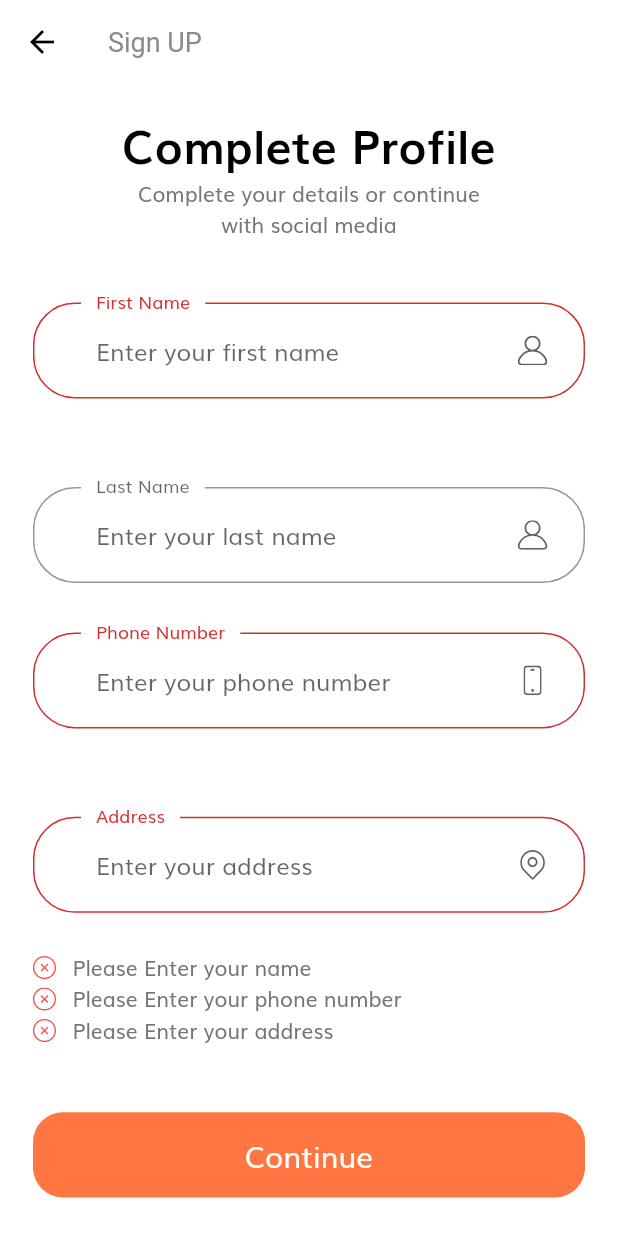
After one commit to Maessa-Wanni/app-shop, a Flutter app: the CompleteProfileScreen screen opened by its route, after a tap on "Continue", on a phone screen of 412 x 824 dp. The commit adds this screen. Run offline on Flutter 3.47's test engine with Material 2 defaults, Android fonts, the phone set to English and light mode, and no system bars; our stand-ins replace flutter_svg.

Commit message:
https://github.com/Maessa-Wanni/app-shop.git

```diff
--- a/lib/routes.dart
+++ b/lib/routes.dart
@@ -1,5 +1,7 @@
 import 'package:app_shop/login_scuccess/login_scuccess_screen.dart';
+import 'package:app_shop/screens/complete_profile_screen/complete_profile_screen.dart';
 import 'package:app_shop/screens/forgot_password/forgot_password_screen.dart';
+import 'package:app_shop/screens/otp/opt_screen.dart';
 import 'package:app_shop/screens/sign_in/sign_in_screen.dart';
 import 'package:app_shop/screens/sign_up/sign_up_screen.dart';
 import 'package:app_shop/screens/splash/splash_screen.dart';
@@ -11,4 +13,6 @@ final Map <String, WidgetBuilder> routes = {
   ForgotPasswordScreen.routeName: (context) => ForgotPasswordScreen(),
   LoginSuccessScreen.routeName:(context) => LoginSuccessScreen(),
   SignUpScreen.routeName:(context) => SignUpScreen(),
+  CompleteProfileScreen.routeName:(context) => CompleteProfileScreen(),
+  OptScreen.routeName:(context) => OptScreen(),
 };
--- a/lib/screens/complete_profile_screen/complete_profile_screen.dart
+++ b/lib/screens/complete_profile_screen/complete_profile_screen.dart
@@ -1 +1,15 @@
+import 'package:app_shop/screens/complete_profile_screen/components/body.dart';
 import 'package:flutter/material.dart';
+
+class CompleteProfileScreen extends StatelessWidget {
+  static String routeName = "/complete_profile";
+  @override
+  Widget build(BuildContext context) {
+    return Scaffold(
+      appBar: AppBar(
+        title: Text("Sign UP"),
+      ),
+      body: Body(),
+    );
+  }
+}
--- /dev/null
+++ b/lib/screens/complete_profile_screen/components/body.dart
@@ -0,0 +1,41 @@
+import 'package:app_shop/constants.dart';
+import 'package:app_shop/size_config.dart';
+import 'package:flutter/material.dart';
+
+import 'complete_profile_form.dart';
+
+
+class Body extends StatelessWidget {
+  @override
+  Widget build(BuildContext context) {
+    return SizedBox(
+      width: double.infinity,
+      child: Padding(
+        padding: EdgeInsets.symmetric(horizontal: getProportionateScreenWidth(20)),
+        child: SingleChildScrollView(
+          child: Column(
+            children: [
+              SizedBox(height: SizeConfig.screenHeight * 0.02,),
+              Text(
+                  "Complete Profile",
+                style: headingStyle,
+              ),
+              Text(
+                "Complete your details or continue  \nwith social media",
+                textAlign: TextAlign.center,
+              ),
+              SizedBox(height: SizeConfig.screenHeight * 0.05,),
+              CompleteProfileForm(),
+              SizedBox(height: getProportionateScreenWidth(30),),
+              Text(
+                "By continuing your confirm that you agree \nwith our Term and Condition",
+                textAlign: TextAlign.center,
+                style: Theme.of(context).textTheme.caption,
+              ),
+            ],
+          ),
+        ),
+      ),
+    );
+  }
+}
--- /dev/null
+++ b/lib/screens/complete_profile_screen/components/complete_profile_form.dart
@@ -0,0 +1,158 @@
+import 'package:app_shop/components/custom_suffix_icon.dart';
+import 'package:app_shop/components/default_botton.dart';
+import 'package:app_shop/components/form_error.dart';
+import 'package:app_shop/screens/otp/opt_screen.dart';
+import 'package:flutter/material.dart';
+
+import '../../../constants.dart';
+import '../../../size_config.dart';
+
+class CompleteProfileForm extends StatefulWidget {
+  @override
+  _CompleteProfileFormState createState() => _CompleteProfileFormState();
+}
+
+class _CompleteProfileFormState extends State<CompleteProfileForm> {
+
+  final _formKey = GlobalKey<FormState>();
+  String firstName;
+  String secondName;
+  String phoneNumber;
+  String address;
+  final List<String> errors = [];
+
+  void addError({String error}){
+    if(!errors.contains(error)){
+      setState(() {
+        errors.add(error);
+      });
+    }
+  }
+
+  void removeError({String error}){
+    if(errors.contains(error)){
+      setState(() {
+        errors.remove(error);
+      });
+    }
+  }
+  @override
+  Widget build(BuildContext context) {
+    return Form(
+        key: _formKey,
+        child: Column(
+          children: [
+            buildFirstNameFormField(),
+            SizedBox(height: getProportionateScreenWidth(30),),
+            buildLastNameFormField(),
+            SizedBox(height: getProportionateScreenWidth(30),),
+            buildPhoneNumberFormField(),
+            SizedBox(height: getProportionateScreenWidth(30),),
+            buildAddressFormField(),
+            FormError(errors: errors),
+            SizedBox(height: getProportionateScreenWidth(40),),
+            DefualtBotton(
+              text:"Continue",
+              press: (){
+                if(_formKey.currentState.validate()){
+                  Navigator.pushNamed(context, OptScreen.routeName);
+                }
+              },
+            )
+          ],
+        ));
+  }
+
+  TextFormField buildFirstNameFormField(){
+    return TextFormField(
+      onSaved: (newValue) => firstName = newValue,
+      onChanged: (value){
+        if(value.isNotEmpty){
+          removeError(error: kNamelNullError);
+          return "";
+        }
+        return null;
+      },
+      validator: (value){
+        if(value.isEmpty){
+          addError(error: kNamelNullError);
+          return "";
+        }
+
+        return null;
+      },
+      decoration: InputDecoration(
+        labelText: "First Name",
+        hintText: "Enter your first name",
+        suffixIcon:CustomSuffixIcon(svgIcon:"assets/icons/User.svg"),
+        floatingLabelBehavior: FloatingLabelBehavior.always,
+      ),
+    );
+  }
+  TextFormField buildLastNameFormField(){
+    return TextFormField(
+      onSaved: (newValue) => secondName = newValue,
+      decoration: InputDecoration(
+        labelText: "Last Name",
+        hintText: "Enter your last name",
+        suffixIcon:CustomSuffixIcon(svgIcon:"assets/icons/User.svg"),
+        floatingLabelBehavior: FloatingLabelBehavior.always,
+      ),
+    );
+  }
+  TextFormField buildPhoneNumberFormField(){
+    return TextFormField(
+      keyboardType: TextInputType.number,
+      onSaved: (newValue) => phoneNumber = newValue,
+      onChanged: (value){
+        if(value.isNotEmpty){
+          removeError(error: kPhoneNumberNullError);
+          return "";
+        }
+        return null;
+      },
+      validator: (value){
+        if(value.isEmpty){
+          addError(error: kPhoneNumberNullError);
+          return "";
+        }
+
+        return null;
+      },
+      decoration: InputDecoration(
+        labelText: "Phone Number",
+        hintText: "Enter your phone number",
+        suffixIcon:CustomSuffixIcon(svgIcon:"assets/icons/Phone.svg"),
+        floatingLabelBehavior: FloatingLabelBehavior.always,
+      ),
+    );
+  }
+  TextFormField buildAddressFormField(){
+    return TextFormField(
+      onSaved: (newValue) => address = newValue,
+      onChanged: (value){
+        if(value.isNotEmpty){
+          removeError(error: kAddressNullError);
+          return "";
+        }
+        return null;
+      },
+      validator: (value){
+        if(value.isEmpty){
+          addError(error: kAddressNullError);
+          return "";
+        }
+
+        return null;
+      },
+      decoration: InputDecoration(
+        labelText: "Address",
+        hintText: "Enter your address",
+        suffixIcon:CustomSuffixIcon(svgIcon:"assets/icons/Location point.svg"),
+        floatingLabelBehavior: FloatingLabelBehavior.always,
+      ),
+    );
+  }
+
+
+}
--- a/lib/screens/sign_up/components/sign_up_form.dart
+++ b/lib/screens/sign_up/components/sign_up_form.dart
@@ -1,6 +1,7 @@
 import 'package:app_shop/components/custom_suffix_icon.dart';
 import 'package:app_shop/components/default_botton.dart';
 import 'package:app_shop/components/form_error.dart';
+import 'package:app_shop/screens/complete_profile_screen/complete_profile_screen.dart';
 import 'package:flutter/material.dart';
 
 import '../../../constants.dart';
@@ -54,7 +55,7 @@ class _SignUpFormState extends State<SignUpForm> {
             text: "Continue",
             press: (){
               if(_formKey.currentState.validate()){
-
+                Navigator.pushNamed(context, CompleteProfileScreen.routeName);
               }
             },
           )
@@ -148,7 +149,7 @@ class _SignUpFormState extends State<SignUpForm> {
         if(value.toString().isEmpty) {
           return "";
         }
-        else if (comform_password != password){
+        else if (value != password){
           addError(error: kMatchPassError);
           return "";
         }
```
Also changed, not shown: lib/constants.dart (+17 -0 lines), lib/screens/otp/components/body.dart (added, +67 -0 lines), lib/screens/otp/components/opt_form.dart (added, +133 -0 lines), lib/screens/otp/opt_screen.dart (added, +15 -0 lines).
